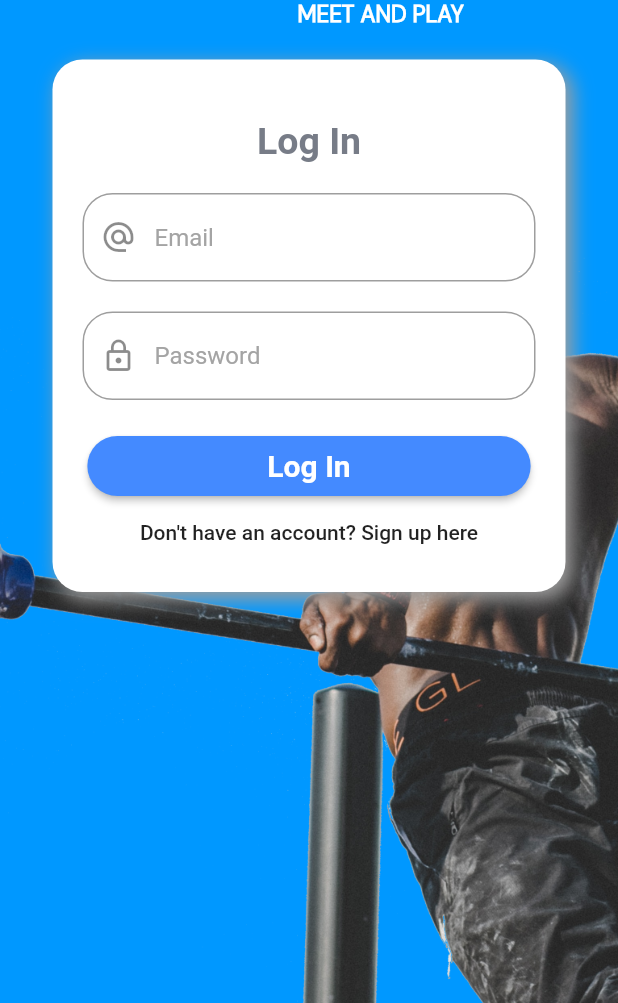
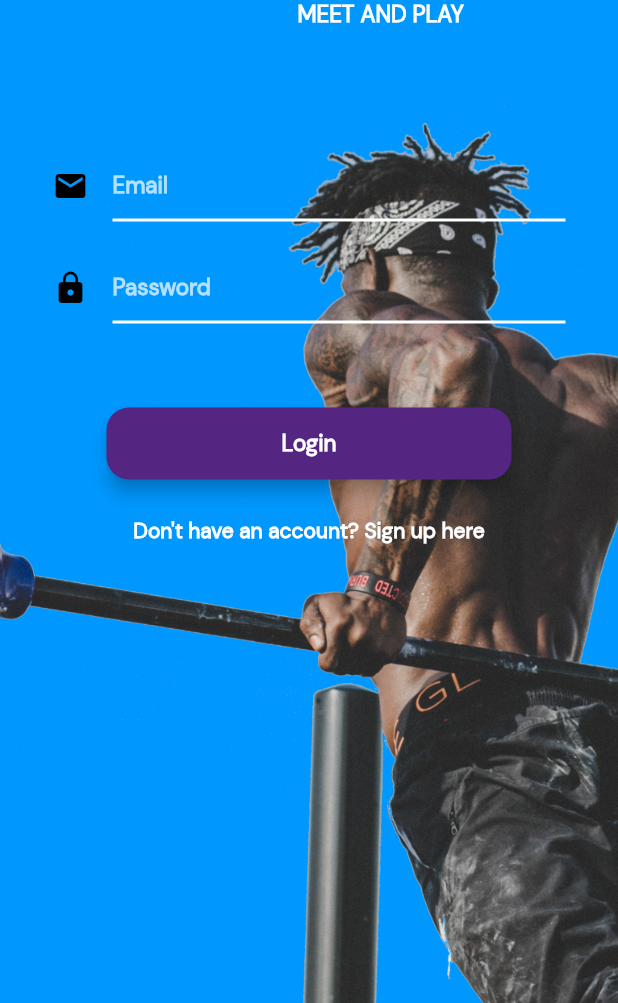
Before and after one commit to blakfreeman/apsport, a Flutter app: the screen it shows after launch, on a phone screen of 412 x 824 dp, the part 233-1236 px from its top. Run offline on Flutter 3.47's test engine with Material 2 defaults, Android fonts, the phone set to English and light mode, and no system bars; our stand-ins replace cloud_firestore, firebase_auth, firebase_storage, geolocator, google_sign_in, modal_progress_hud; accounts and stored records are empty.

```diff
--- a/lib/main.dart
+++ b/lib/main.dart
@@ -5,14 +5,15 @@ import 'package:aptus/screens/event.dart';
 import 'package:aptus/screens/home.dart';
 import 'package:aptus/screens/login/login.dart';
 import 'package:aptus/screens/login/login_page.dart';
-import 'package:aptus/screens/registration.dart';
+import 'package:aptus/screens/sign_up/Sign_up.dart';
 import 'package:aptus/screens/near_me.dart';
 import 'package:aptus/screens/profiles.dart';
 import 'package:aptus/screens/root.dart';
 import 'package:aptus/screens/search.dart';
-import 'package:aptus/services/Ourtheme.dart';
+import 'package:aptus/services/current_user_auth.dart';
 import 'package:flutter/material.dart';
 import 'package:aptus/screens/home2.dart';
+import 'package:provider/provider.dart';
 
 void main() {
   runApp(MyApp());
@@ -21,10 +22,13 @@ void main() {
 class MyApp extends StatelessWidget {
   @override
   Widget build(BuildContext context) {
-    return MaterialApp(
+    return ChangeNotifierProvider(
+      create: (context) => CurrentUser(),
+      child: MaterialApp(
         title: 'APTUS',
         debugShowCheckedModeBanner: false,
-      theme: OurTheme().buildTheme(),
+        theme: ThemeData(
+            primaryColor: Color(0xFF542581), accentColor: Colors.blueAccent),
         initialRoute: OurRoot.id,
         routes: {
           //maybe I'll change the way we initiate the route
@@ -33,10 +37,11 @@ class MyApp extends StatelessWidget {
           OurSplashScreen.id: (context) => OurSplashScreen(),
           Home.id: (context) => Home(),
           LoginPage.id: (context) => LoginPage(),
-        RegistrationScreen.id: (context) => RegistrationScreen(),
+          SignUpScreen.id: (context) => SignUpScreen(),
           NearMe.id: (context) => NearMe(),
           Home2.id: (context) => Home2(),
         },
+      ),
     );
   }
 }
--- a/lib/model/users.dart
+++ b/lib/model/users.dart
@@ -1,17 +1,23 @@
 import 'package:cloud_firestore/cloud_firestore.dart';
 
-class OurUser {
+class OurPlayer {
   String uid;
   String email;
-  String fullName;
+  String username;
+  String sport;
+  String level;
+  String motivation;
   Timestamp accountCreated;
-  String groupId;
 
-  OurUser({
+
+  OurPlayer({
     this.uid,
     this.email,
-    this.fullName,
+    this.username,
+    this.sport,
+    this.level,
+    this.motivation,
     this.accountCreated,
-    this.groupId,
+
   });
 }
--- a/lib/screens/login/login.dart
+++ b/lib/screens/login/login.dart
@@ -1,4 +1,5 @@
 import 'package:aptus/screens/login/login_form.dart';
+import 'package:aptus/services/components.dart';
 import 'package:flutter/material.dart';
 
 class LoginScreen extends StatefulWidget {
@@ -12,6 +13,7 @@ class _LoginScreenState extends State<LoginScreen> {
   @override
   Widget build(BuildContext context) {
     return Scaffold(
+      resizeToAvoidBottomPadding: false,
       body: Container(
         decoration: BoxDecoration(
           image: DecorationImage(
--- a/lib/screens/login/login_form.dart
+++ b/lib/screens/login/login_form.dart
@@ -1,5 +1,6 @@
-import 'package:aptus/screens/registration.dart';
+import 'package:aptus/screens/sign_up/Sign_up.dart';
 import 'package:aptus/services/components.dart';
+import 'package:aptus/services/constants.dart';
 import 'package:flutter/material.dart';
 import 'package:provider/provider.dart';
 import 'package:aptus/services/current_user_auth.dart';
@@ -61,53 +62,47 @@ class _OurLoginFormState extends State<OurLoginForm> {
 
   @override
   Widget build(BuildContext context) {
-    return OurContainer(
+    return Container(
       child: Column(
         children: <Widget>[
           Padding(
             padding: EdgeInsets.symmetric(vertical: 20.0, horizontal: 8.0),
-            child: Text(
-              "Log In",
-              style: TextStyle(
-                color: Theme.of(context).secondaryHeaderColor,
-                fontSize: 25.0,
-                fontWeight: FontWeight.bold,
-              ),
+            child: SizedBox(
+              height: 20.0,
             ),
           ),
           TextFormField(
             controller: _emailController,
-            decoration: InputDecoration(
-              prefixIcon: Icon(Icons.alternate_email),
-              hintText: "Email",
+            decoration: kTextFieldDecoration.copyWith(
+                icon: Icon(
+                  Icons.email,
+                  color: Colors.black,
                 ),
+                hintText: 'Email'),
           ),
           SizedBox(
             height: 20.0,
           ),
           TextFormField(
             controller: _passwordController,
-            decoration: InputDecoration(
-              prefixIcon: Icon(Icons.lock_outline),
-              hintText: "Password",
+            decoration: kTextFieldDecoration.copyWith(
+                icon: Icon(
+                  Icons.lock,
+                  color: Colors.black,
                 ),
+                hintText: 'Password'),
             obscureText: true,
           ),
           SizedBox(
-            height: 20.0,
+            height: 40.0,
           ),
-          RaisedButton(
-            child: Padding(
-              padding: EdgeInsets.symmetric(horizontal: 100),
-              child: Text(
-                "Log In",
-                style: TextStyle(
-                  color: Colors.white,
-                  fontWeight: FontWeight.bold,
-                  fontSize: 20.0,
-                ),
-              ),
-            ),
+          Container(
+            child: OurRoundedButtonLarge(
+
+    title: 'Login',
+    colour: Color(0xFF542581),
+
+
               onPressed: () {
                 _loginUser(
                     type: LoginType.email,
@@ -116,11 +111,16 @@ class _OurLoginFormState extends State<OurLoginForm> {
                     context: context);
               },
             ),
+          ),
           FlatButton(
-            child: Text("Don't have an account? Sign up here"),
+            //this need to be bold or bigger
+            child: Text("Don't have an account? Sign up here",style:
+              TextStyle(fontFamily: 'DM Sans',
+              fontWeight: FontWeight.bold),),
+            textColor: Colors.white,
             materialTapTargetSize: MaterialTapTargetSize.shrinkWrap,
             onPressed: () {
-              Navigator.pushNamed(context, RegistrationScreen.id);
+              Navigator.pushNamed(context, SignUpScreen.id);
             },
           ),
         ],
--- a/lib/screens/registrationPart2.dart
+++ b/lib/screens/registrationPart2.dart
@@ -454,7 +454,7 @@ class _RegistrationUserHabitState extends State<RegistrationUserHabit> {
                         },
                         itemBuilder: (BuildContext context) {
                           return MyReason()
-                              .best
+                              .reason
                               .map<PopupMenuItem<String>>((String value) {
                             return PopupMenuItem(
                                 child: Text(value), value: value);
--- a/lib/services/constants.dart
+++ b/lib/services/constants.dart
@@ -13,7 +13,7 @@ const kTextFieldDecoration = InputDecoration(
   ),
   hintText: 'Enter a value',
   hintStyle: TextStyle(
-      color: Colors.grey,
+      color: Colors.white70,
       fontSize: 15.0,
       fontWeight: FontWeight.bold,
       fontFamily: 'DM Sans'),
--- a/lib/services/sport_list.dart
+++ b/lib/services/sport_list.dart
@@ -68,7 +68,7 @@ class WeekOrWeekEnd {
 }
 
 class MyReason {
-  List<String> best = [
+  List<String> reason = [
     'To chalenge me',
     'lose weight',
     'having more enrgy',
--- a/pubspec.yaml
+++ b/pubspec.yaml
@@ -33,6 +33,7 @@ dependencies:
   firebase_storage: ^3.1.3
   font_awesome_flutter: ^8.4.0
   geolocator: ^3.0.1
+  flutter_datetime_picker:
 
 
 
@@ -53,6 +54,7 @@ flutter:
   assets:
     - assets/images/AptusP_G.png
     - assets/images/bleu_image.png
+    - assets/images/sign_up.jpg
     - assets/images/Aptus_white.png
     - assets/images/icons8-google-48.png
     - assets/images/icons8-facebook-circled-48.png
```
Also changed, not shown: lib/screens/registration.dart (+20 -10 lines), lib/screens/sign_up/Sign_up.dart (added, +123 -0 lines), lib/screens/sign_up/sign_up_form.dart (added, +250 -0 lines), lib/services/components.dart (+31 -1 lines), lib/services/current_user_auth.dart (+12 -7 lines), lib/services/data_base.dart (+13 -7 lines), pubspec.lock. Lines whose indentation alone changed are shown as unchanged.
